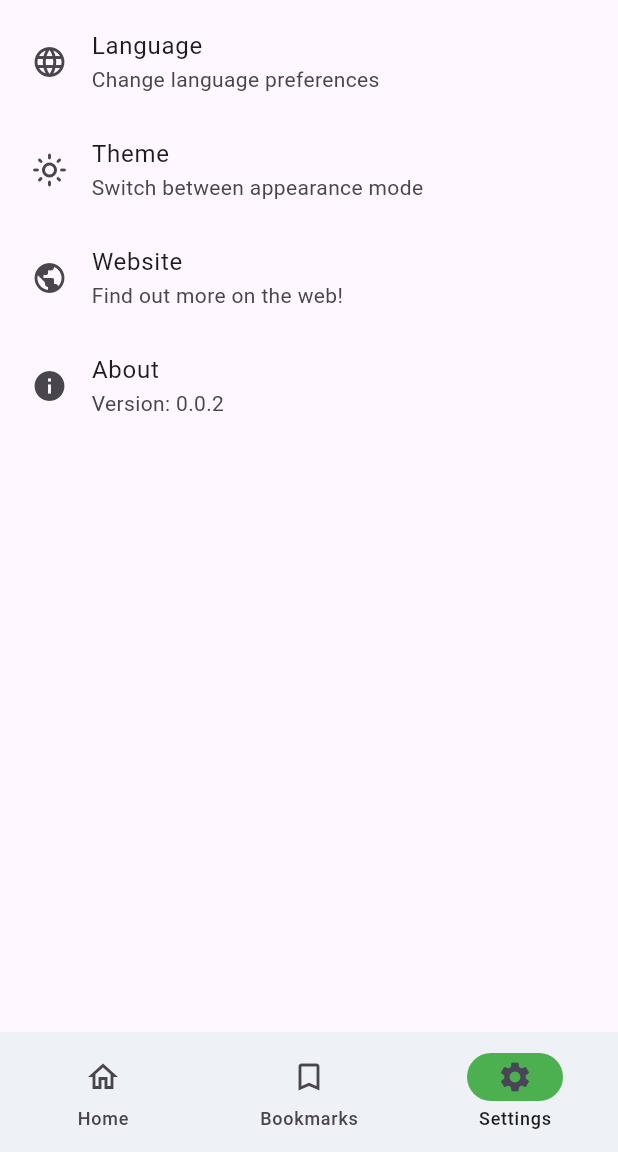
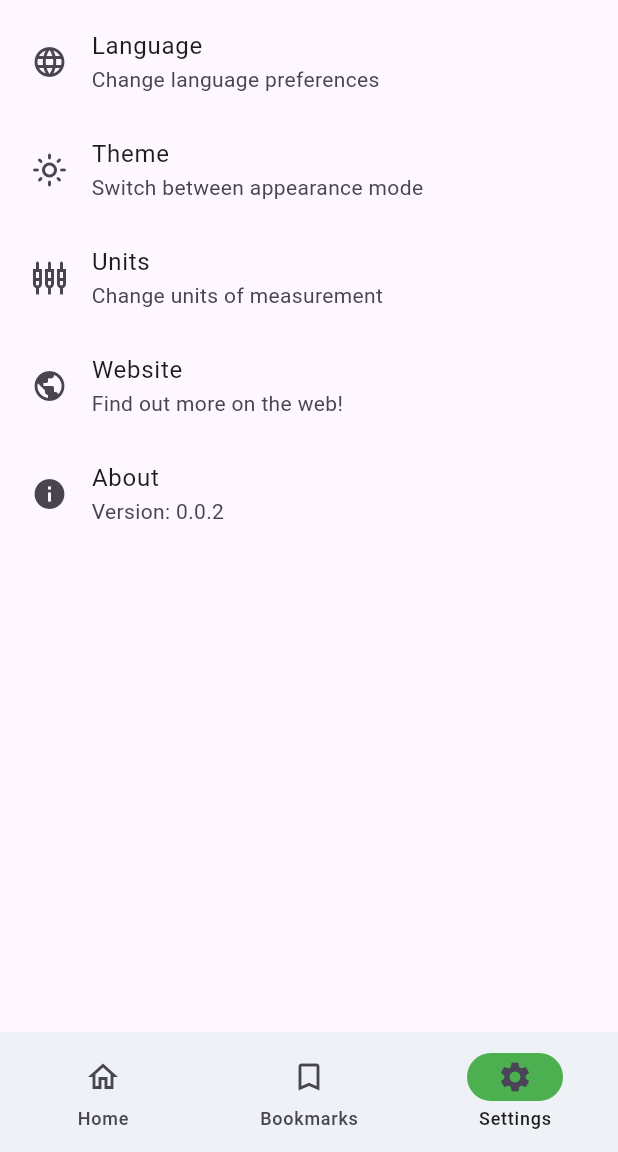
Before and after one commit to omar0176/weather, a Flutter app: the screen it shows after launch, item 3 of the bottom bar chosen, after a tap on "Theme", on a phone screen of 412 x 824 dp, the part 84-1236 px from its top. Run offline on Flutter 3.47's test engine with Material 3 defaults, Android fonts, the light colour scheme and no system bars; our stand-ins replace geocoding, geolocator, shared_preferences.

Commit message:
Today's Summary:
Changes in:
- home_page.dart
- bookmarks_page.dart
- settings_page.dart
- main.dart
- navigation.dart
- pubspec.yaml
- utils.dart

Additions:

- Added a new package that lets you reuse a lot of stuff.
- created a utils file (utils.dart) for the conversion.
- added the units tile into the settings page.
- wondering who will do the Theme.
- also wondering who will document my code.

Bug fixes:
- no bug fixes

```diff
--- a/lib/home_page.dart
+++ b/lib/home_page.dart
@@ -5,7 +5,9 @@ import 'package:flutter/services.dart'; // Input formatting package
 import 'package:geolocator/geolocator.dart'; // Geolocation package
 import 'package:http/http.dart' as http; // HTTP package
 import 'package:intl/intl.dart'; // Date and time formatting package
-import 'package:geocoding/geocoding.dart'; // Geocoding package
+import 'package:geocoding/geocoding.dart';
+import 'package:provider/provider.dart';
+import 'package:weather/utils.dart'; // Geocoding package
 
 // Stateful Widget for the main screen of the app.
 class HomePage extends StatefulWidget {
@@ -263,11 +265,11 @@ class HomePageState extends State<HomePage> {
     _fetchHourlyForecast(_currentLatitude, _currentLongitude);
 
     setState(() {
-      _isSearchlocation = false; // lets the app know that the searcg location is not viewed
+      _isSearchlocation = false; // lets the app know that the search location is not viewed
     });
   }
 
-  // uodates weather condition images and symbols based on the weather condition
+  // updates weather condition images and symbols based on the weather condition
   String getWeatherCondition(
       int weatherId, String weatherIconCode, int upperOrLower) {
     // 1 is upper and 0 is lower
@@ -340,6 +342,7 @@ class HomePageState extends State<HomePage> {
   // Build method for the UI of the main screen
   @override
   Widget build(BuildContext context) {
+    Utils unit = Provider.of<Utils>(context);
     return Scaffold(
       backgroundColor:
           isNight() ? const Color(0xFF2F3542) : const Color(0xFFDCE3EA),
@@ -455,10 +458,10 @@ class HomePageState extends State<HomePage> {
                                         crossAxisAlignment:
                                             CrossAxisAlignment.center,
                                         children: [
-                                          Text('$_temperature°',
+                                          Text(unit.convertToFahrenheit(_temperature),
                                               style: const TextStyle(fontSize: 80)),
                                           Text(_weatherDescription),
-                                          Text('H:$_highTemp    L:$_lowTemp'),
+                                          Text('H:${unit.convertToFahrenheit(_highTemp)}    L:${unit.convertToFahrenheit(_lowTemp)}'),
                                         ],
                                       ),
                                     ),
@@ -508,7 +511,7 @@ class HomePageState extends State<HomePage> {
                                                   forecast['weatherIcon'])),
                                               Center(
                                                 child: Text(
-                                                  '${forecast['temperature']}°',
+                                                  '${unit.convertToFahrenheit(forecast['temperature'])}',
                                                   style: const TextStyle(
                                                     fontSize: 20,
                                                     fontWeight: FontWeight.bold,
--- a/lib/main.dart
+++ b/lib/main.dart
@@ -1,9 +1,14 @@
 import 'package:flutter/material.dart';
+import 'package:provider/provider.dart';
 import 'package:weather/navigation.dart';
+import 'package:weather/utils.dart';
 
 
 void main() {
-  runApp(const MyApp());
+  runApp(ChangeNotifierProvider(
+    create: (context) => Utils(),
+    child: const MyApp(),
+  ),);
 }
 
 class MyApp extends StatelessWidget {
--- a/lib/navigation.dart
+++ b/lib/navigation.dart
@@ -59,9 +59,9 @@ class _NavigationState extends State<Navigation> {
           ),
           body: IndexedStack( //keeps state of other pages while displaying a specific one
             index: currentPageIndex,
-            children: const [
-              HomePage(),
-              BookmarksPage(),
+            children: [
+              const HomePage(),
+              const BookmarksPage(),
               SettingsPage(),
             ],
           ),
--- a/lib/settings_page.dart
+++ b/lib/settings_page.dart
@@ -1,13 +1,17 @@
 import 'package:flutter/material.dart';
+import 'package:provider/provider.dart'; // to help reuse objects across the app
 import 'package:url_launcher/url_launcher.dart'; // package to launch URLs
+import 'utils.dart'; // Utils class
 
 final Uri _url = Uri.parse('https://www.mercedes-benz-berlin.de/passengercars/startpage.html'); // URL to open
 
 class SettingsPage extends StatelessWidget {
-  const SettingsPage({super.key});
+  SettingsPage({super.key});
+  final Utils unit = Utils(); // Instance of the Utils class
 
   @override
   Widget build(BuildContext context) {
+    Utils unit = Provider.of<Utils>(context);
     return Scaffold(
       body: Padding(
         padding: const EdgeInsets.all(
@@ -28,7 +32,46 @@ class SettingsPage extends StatelessWidget {
               title: const Text('Theme'),
               subtitle: const Text('Switch between appearance mode'),
               onTap: () {
-                // Navigate to help & support
+                // Navigate to theme settings
+              },
+            ),
+            ListTile(
+              leading: const Icon(Icons.settings_input_component_outlined), //change it to whatever icon you want
+              title: const Text('Units'),
+              subtitle: const Text('Change units of measurement'),
+              onTap: () {
+                showModalBottomSheet(context: context,
+                  builder: (context) {
+                    return StatefulBuilder(
+                      builder: (context, setState) {
+                        return Column(
+                          mainAxisSize: MainAxisSize.min,
+                          children: [
+                            RadioListTile<String>(
+                              title: const Text('Celsius'),
+                              value: 'Celsius',
+                              groupValue: unit.isCelsius? 'Celsius' : 'Fahrenheit',
+                              onChanged: (value) {
+                                setState(() {
+                                  unit.setIsCelsius(true);
+                                });
+                              },
+                            ),RadioListTile<String>(
+                              title: const Text('Fahrenheit'),
+                              value: 'Fahrenheit',
+                              groupValue: unit.isCelsius? 'Celsius' : 'Fahrenheit',
+                              onChanged: (value) {
+                                setState(() {
+                                  unit.setIsCelsius(false);
+                                });
+                              },
+                            ),
+                          ],
+                        );
+                      },
+                    );
+                  },
+                );
               },
             ),
             ListTile(
--- /dev/null
+++ b/lib/utils.dart
@@ -0,0 +1,20 @@
+import 'package:flutter/cupertino.dart';
+
+class Utils extends ChangeNotifier{
+
+  bool isCelsius = true;
+
+  Utils();
+
+  getIsCelsius(){
+    return isCelsius;
+  }
+
+  setIsCelsius(bool value){
+    isCelsius = value;
+    notifyListeners();
+  }
+  convertToFahrenheit(String celsius){
+    return isCelsius? '$celsius°' : '${(double.parse(celsius) * 9 / 5 + 32).round().toString()}°';
+  }
+}
--- a/pubspec.yaml
+++ b/pubspec.yaml
@@ -38,6 +38,7 @@ dependencies:
   intl: ^0.19.0
   timezone: ^0.7.0
   url_launcher: ^6.3.0
+  provider: ^6.0.1
 
 
 
```
Also changed, not shown: lib/bookmarks_page.dart (+7 -7 lines), pubspec.lock.
